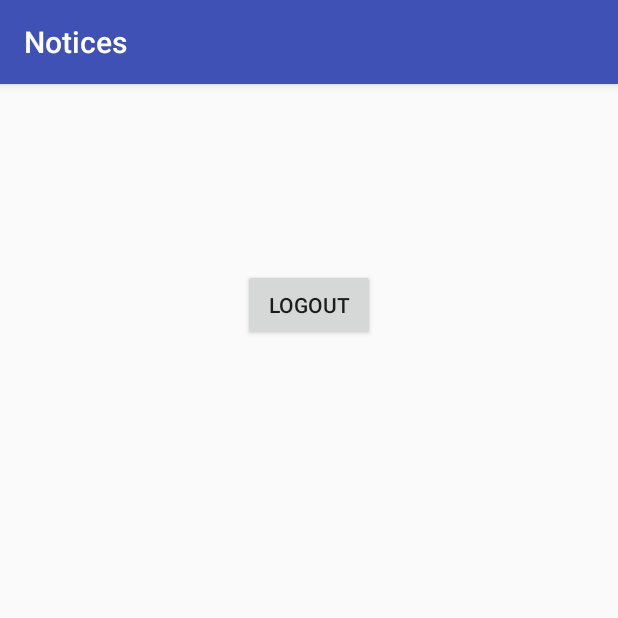
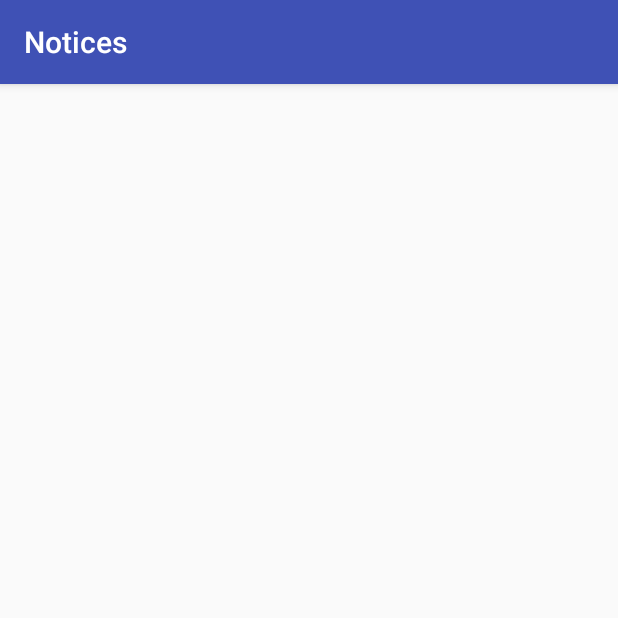
Before and after one commit to burhanuddinrampurawala/notices, an Android app: the NoticeList screen opened directly, with no data from a screen before it, on a phone screen of 412 x 824 dp, the top half of it. Run offline under Robolectric (Android 15) with nearby library versions, the phone set to English and light mode, and no system bars; network calls fail; 1 statement that could not run was skipped.

Commit message:
added action bar menu for logout

```diff
--- a/app/src/main/AndroidManifest.xml
+++ b/app/src/main/AndroidManifest.xml
@@ -33,7 +33,7 @@
             android:name="com.google.android.gms.version"
             android:value="@integer/google_play_services_version" />
 
-        <activity android:name=".NoticeList"></activity>
+        <activity android:name=".NoticeList" />
     </application>
 
 </manifest>
--- a/app/src/main/java/com/example/notices/AppConfig.java
+++ b/app/src/main/java/com/example/notices/AppConfig.java
@@ -3,8 +3,8 @@ package com.example.notices;
 
 public class AppConfig {
     // Server user login url
-    public static String URL_LOGIN = "http://192.168.0.4:80/notices/login.php";
+    public static String URL_LOGIN = "http://192.168.0.5:80/notices/login.php";
 
     // Server user register url
-    public static String URL_REGISTER = "http://192.168.0.4:80/notices/register.php";
+    public static String URL_REGISTER = "http://192.168.0.5:80/notices/register.php";
 }
--- a/app/src/main/java/com/example/notices/NoticeList.java
+++ b/app/src/main/java/com/example/notices/NoticeList.java
@@ -3,13 +3,14 @@ package com.example.notices;
 import android.content.Intent;
 import android.support.v7.app.AppCompatActivity;
 import android.os.Bundle;
+import android.view.Menu;
+import android.view.MenuItem;
 import android.view.View;
 import android.widget.Button;
 
 public class NoticeList extends AppCompatActivity {
 
     private SQLiteHandler db;
-    private Button logout;
     private SessionManager session;
     @Override
     protected void onCreate(Bundle savedInstanceState) {
@@ -18,11 +19,25 @@ public class NoticeList extends AppCompatActivity {
 
         db = new SQLiteHandler(getApplicationContext());
         session = new SessionManager(getApplicationContext());
-        logout = (Button) findViewById(R.id.logout);
-        logout.setOnClickListener(
-                new View.OnClickListener() {
+
+    }
     @Override
-                    public void onClick(View v) {
+    public boolean onCreateOptionsMenu(Menu menu) {
+        // Inflate the menu; this adds items to the action bar if it is present.
+        getMenuInflater().inflate(R.menu.actionmenu, menu);
+        return true;
+    }
+
+    @Override
+    public boolean onOptionsItemSelected(MenuItem item) {
+        // Handle action bar item clicks here. The action bar will
+        // automatically handle clicks on the Home/Up button, so long
+        // as you specify a parent activity in AndroidManifest.xml.
+        int id = item.getItemId();
+
+        //noinspection SimplifiableIfStatement
+        if (id == R.id.logout) {
+
             session.setLogin(false);
 
             db.deleteUsers();
@@ -32,7 +47,8 @@ public class NoticeList extends AppCompatActivity {
             startActivity(intent);
             finish();
         }
+
+        return true;
     }
-        );
+
 }
-}
--- a/app/src/main/java/com/example/notices/login.java
+++ b/app/src/main/java/com/example/notices/login.java
@@ -41,7 +41,6 @@ public class login extends AppCompatActivity {
         pDialog = new ProgressDialog(this);
         pDialog.setCancelable(false);
         session = new SessionManager(getApplicationContext());
-        final TextView error = (TextView) findViewById(R.id.errorText);
         username = (EditText)findViewById(R.id.usernameText);
         password = (EditText)findViewById(R.id.passwordText);
         Button loginButton = (Button)findViewById(R.id.studentButton);
--- a/app/src/main/res/layout/activity_notice_list.xml
+++ b/app/src/main/res/layout/activity_notice_list.xml
@@ -9,12 +9,4 @@
     android:paddingTop="@dimen/activity_vertical_margin"
     tools:context="com.example.notices.NoticeList">
 
-    <Button
-        android:layout_width="wrap_content"
-        android:layout_height="wrap_content"
-        android:text="LogOut"
-        android:id="@+id/logout"
-        android:layout_alignParentTop="true"
-        android:layout_centerHorizontal="true"
-        android:layout_marginTop="107dp" />
 </RelativeLayout>
```
Also changed, not shown: app/src/main/java/com/example/notices/splash.java (line endings or trailing spaces). Lines whose indentation alone changed are shown as unchanged.
